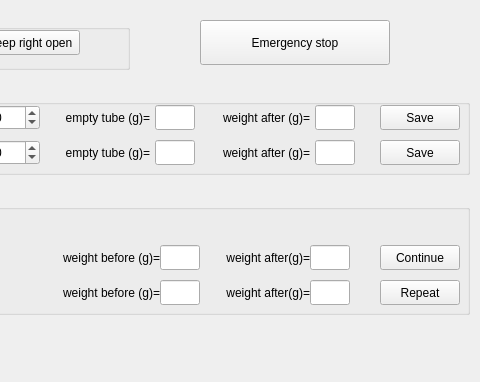
AllenNeuralDynamics/dynamic-foraging-task, file src/foraging_gui/Calibration.ui: the form before one commit; both pictures show x 210 to 690 and y 0 to 382 of the 690 by 740 pixel window.
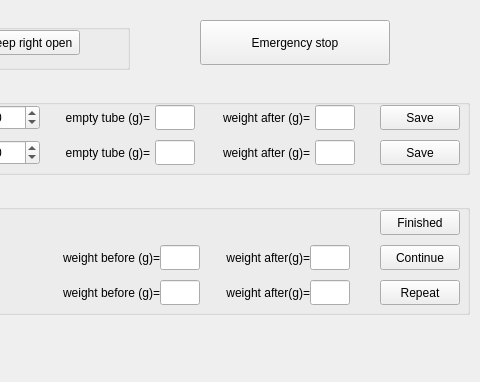
The form after the commit.

```diff
--- a/src/foraging_gui/Calibration.ui
+++ b/src/foraging_gui/Calibration.ui
@@ -612,6 +612,23 @@
                 </property>
             </item>
         </widget>
+        <widget class="QPushButton" name="Finished">
+            <property name="geometry">
+                <rect>
+                    <x>580</x>
+                    <y>20</y>
+                    <width>80</width>
+                    <height>25</height>
+                </rect>
+            </property>
+            <property name="text">
+                <string>Finished</string>
+            </property>
+            <property name="checkable">
+                <bool>true</bool>
+            </property>
+        </widget>
+
         <widget class="QPushButton" name="Continue">
             <property name="geometry">
                 <rect>
```
